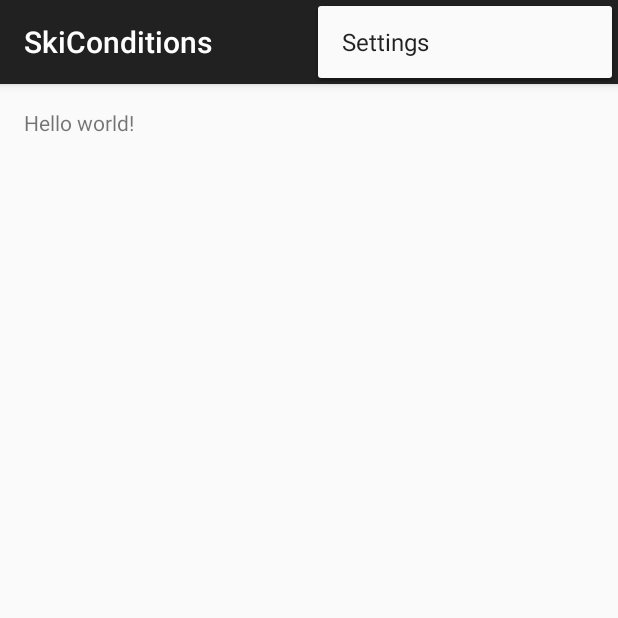
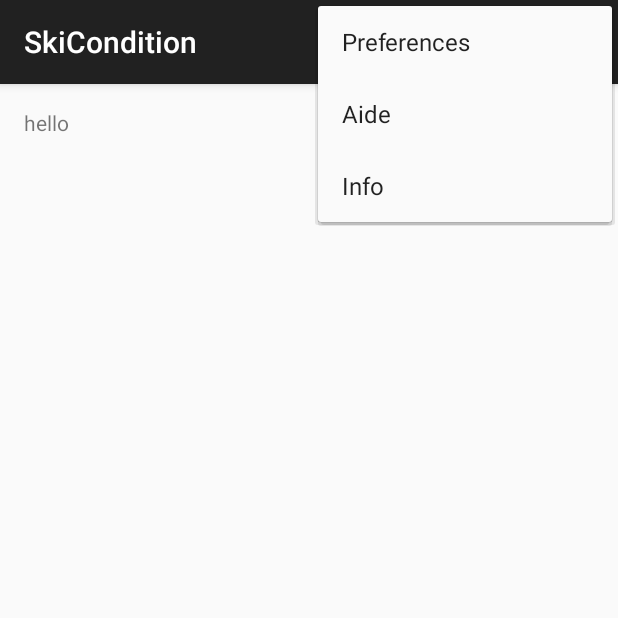
Before and after one commit to AnaelMaubant/SkiConditions, an Android app: the screen it shows after launch (MainActivity), with the options menu open, on a phone screen of 412 x 824 dp, the top half of it. Run offline under Robolectric (Android 15) with nearby library versions, the phone set to English and light mode, and no system bars.

Commit message:
Modification sur ActionBar
j’ai ajouté 3 éléments dans le menu de l’ActionBar

```diff
--- a/SkiConditions/app/src/main/res/menu/menu_main.xml
+++ b/SkiConditions/app/src/main/res/menu/menu_main.xml
@@ -1,6 +1,26 @@
 <menu xmlns:android="http://schemas.android.com/apk/res/android"
     xmlns:app="http://schemas.android.com/apk/res-auto"
-    xmlns:tools="http://schemas.android.com/tools" tools:context=".MainActivity">
-    <item android:id="@+id/action_settings" android:title="@string/action_settings"
-        android:orderInCategory="100" app:showAsAction="never" />
+    xmlns:tools="http://schemas.android.com/tools"
+    tools:context=".MainActivity">
+
+    <item
+        android:id="@+id/pref"
+        android:title="@string/pref"
+        android:orderInCategory="100"
+        app:showAsAction="never" />
+
+    <item
+        android:id="@+id/aide"
+        android:title="@string/aide"
+        android:orderInCategory="200"
+        app:showAsAction="never"
+        />
+
+    <item
+        android:id="@+id/info"
+        android:title="@string/info"
+        android:orderInCategory="300"
+        app:showAsAction="never"
+        />
+
 </menu>
--- a/SkiConditions/app/src/main/res/values/strings.xml
+++ b/SkiConditions/app/src/main/res/values/strings.xml
@@ -1,6 +1,7 @@
 <resources>
-    <string name="app_name">SkiConditions</string>
-
-    <string name="hello_world">Hello world!</string>
-    <string name="action_settings">Settings</string>
+    <string name="app_name">SkiCondition</string>
+    <string name="hello_world">hello</string>
+    <string name="pref">Preferences</string>
+    <string name="aide">Aide</string>
+    <string name="info">Info</string>
 </resources>
--- a/SkiConditions/build.gradle
+++ b/SkiConditions/build.gradle
@@ -5,7 +5,7 @@ buildscript {
         jcenter()
     }
     dependencies {
-        classpath 'com.android.tools.build:gradle:1.1.0'
+        classpath 'com.android.tools.build:gradle:1.0.0'
 
         // NOTE: Do not place your application dependencies here; they belong
         // in the individual module build.gradle files
```
Also changed, not shown: SkiConditions/app/src/main/java/ift2905/skiconditions/MainActivity.java (+17 -8 lines), 2 other files.
